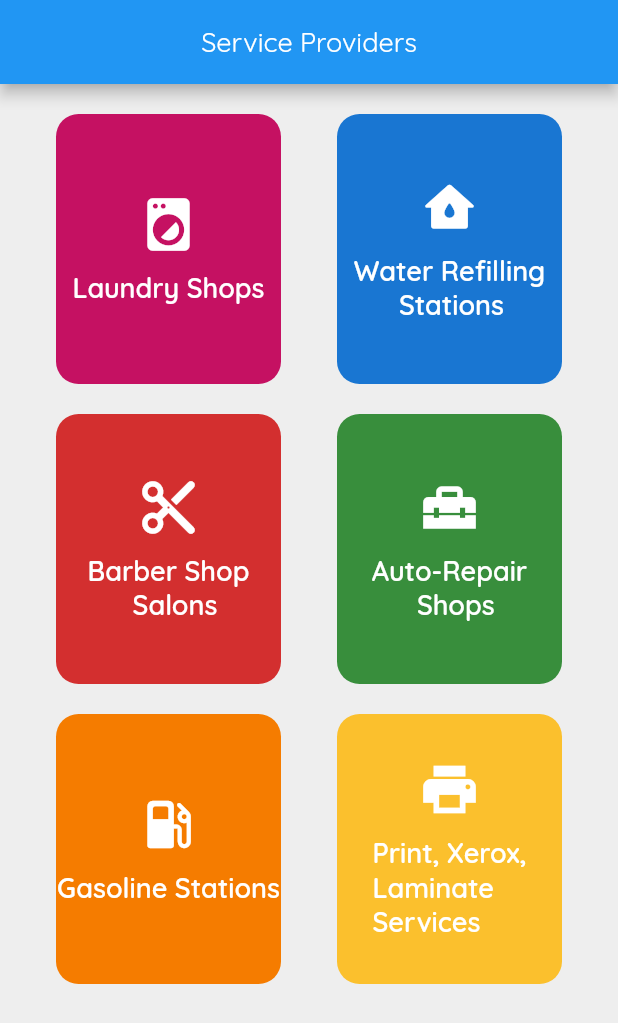
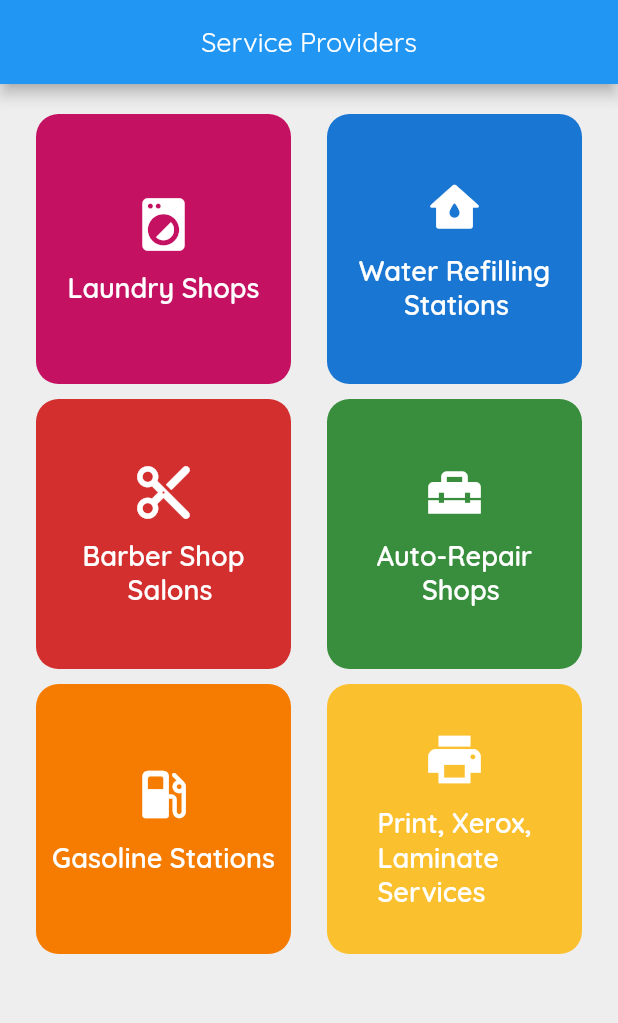
Before and after one commit to Lans12345/Example_code, a Flutter app: the screen it shows after launch, on a phone screen of 412 x 824 dp. Shown: the top 1023 px of the screen. Run offline on Flutter 3.47's test engine with Material 2 defaults, Android fonts, the phone set to English and light mode, and no system bars.

Commit message:
added home layout

```diff
--- a/lib/screens/home_screen.dart
+++ b/lib/screens/home_screen.dart
@@ -35,7 +35,7 @@ class HomeScreen extends StatelessWidget {
               ],
             ),
             const SizedBox(
-              height: 20,
+              height: 10,
             ),
             Row(
               mainAxisAlignment: MainAxisAlignment.spaceEvenly,
@@ -51,7 +51,7 @@ class HomeScreen extends StatelessWidget {
               ],
             ),
             const SizedBox(
-              height: 20,
+              height: 10,
             ),
             Row(
               mainAxisAlignment: MainAxisAlignment.spaceEvenly,
--- a/lib/widgets/service_container.dart
+++ b/lib/widgets/service_container.dart
@@ -12,7 +12,7 @@ class ServiceContainer extends StatelessWidget {
   Widget build(BuildContext context) {
     return Container(
       height: 180,
-      width: 150,
+      width: 170,
       decoration: BoxDecoration(
         color: color,
         borderRadius: BorderRadius.circular(15),
```
